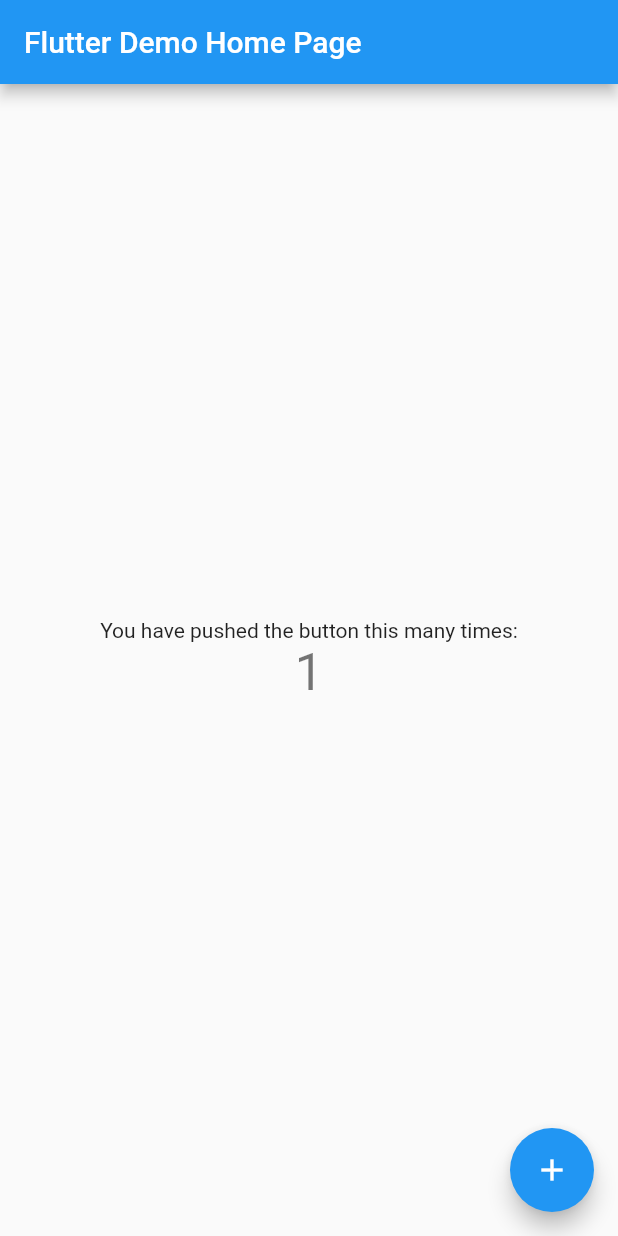
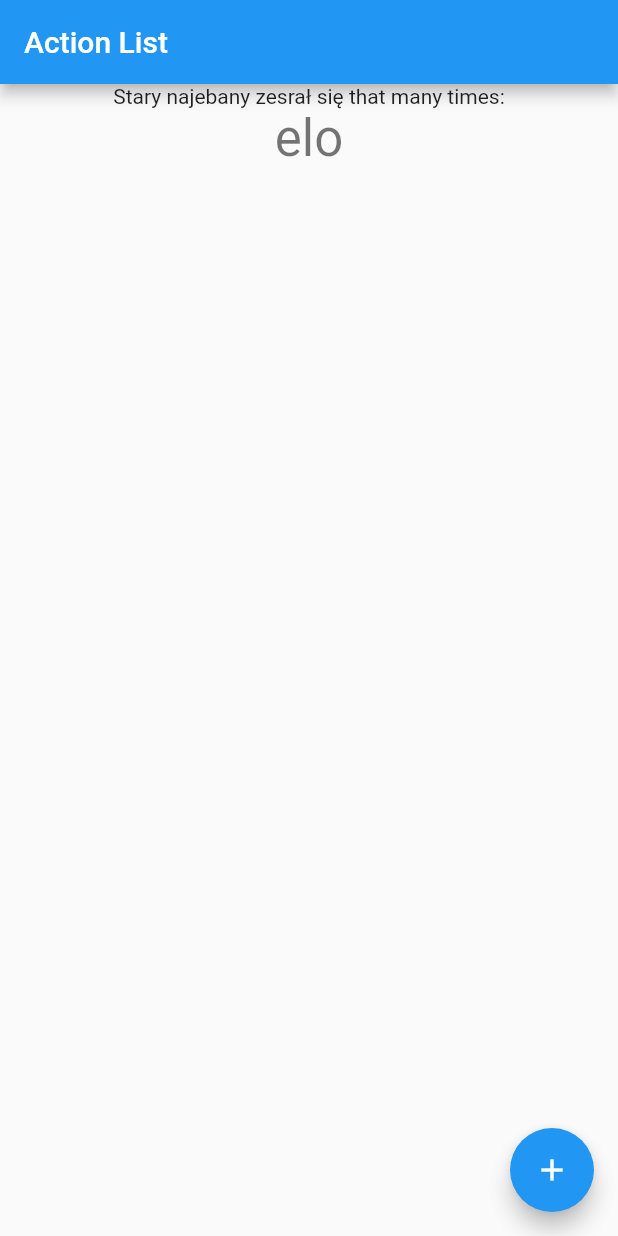
Before and after one commit to filip-wan/rpg_manager_flutter, a Flutter app: the screen it shows after launch, after a tap on the "add" icon, on a phone screen of 412 x 824 dp. Run offline on Flutter 3.47's test engine with Material 2 defaults, Android fonts, the phone set to English and light mode, and no system bars.

Commit message:
🚧 Set up workspace

```diff
--- /dev/null
+++ b/lib/home.dart
@@ -0,0 +1,32 @@
+import 'package:flutter/material.dart';
+import './widgets/action_list.dart';
+
+class HomePage extends StatefulWidget {
+  HomePage({Key key, this.title}) : super(key: key);
+
+  final String title;
+
+  @override
+  _HomePageState createState() => _HomePageState();
+}
+
+class _HomePageState extends State<HomePage> {
+  void _addAction() {
+    setState(() {});
+  }
+
+  @override
+  Widget build(BuildContext context) {
+    return Scaffold(
+      appBar: AppBar(
+        title: Text(widget.title),
+      ),
+      body: Center(child: getActionList(context, [])),
+      floatingActionButton: FloatingActionButton(
+        onPressed: _addAction,
+        tooltip: 'Add actions',
+        child: Icon(Icons.add),
+      ),
+    );
+  }
+}
--- a/lib/main.dart
+++ b/lib/main.dart
@@ -1,117 +1,20 @@
 import 'package:flutter/material.dart';
+import './home.dart';
 
 void main() {
   runApp(MyApp());
 }
 
 class MyApp extends StatelessWidget {
-  // This widget is the root of your application.
   @override
   Widget build(BuildContext context) {
     return MaterialApp(
-      title: 'Flutter Demo',
+      title: 'RPG Manager',
       theme: ThemeData(
-        // This is the theme of your application.
-        //
-        // Try running your application with "flutter run". You'll see the
-        // application has a blue toolbar. Then, without quitting the app, try
-        // changing the primarySwatch below to Colors.green and then invoke
-        // "hot reload" (press "r" in the console where you ran "flutter run",
-        // or simply save your changes to "hot reload" in a Flutter IDE).
-        // Notice that the counter didn't reset back to zero; the application
-        // is not restarted.
         primarySwatch: Colors.blue,
-        // This makes the visual density adapt to the platform that you run
-        // the app on. For desktop platforms, the controls will be smaller and
-        // closer together (more dense) than on mobile platforms.
         visualDensity: VisualDensity.adaptivePlatformDensity,
       ),
-      home: MyHomePage(title: 'Flutter Demo Home Page'),
+      home: HomePage(title: 'Action List'),
     );
   }
 }
-
-class MyHomePage extends StatefulWidget {
-  MyHomePage({Key key, this.title}) : super(key: key);
-
-  // This widget is the home page of your application. It is stateful, meaning
-  // that it has a State object (defined below) that contains fields that affect
-  // how it looks.
-
-  // This class is the configuration for the state. It holds the values (in this
-  // case the title) provided by the parent (in this case the App widget) and
-  // used by the build method of the State. Fields in a Widget subclass are
-  // always marked "final".
-
-  final String title;
-
-  @override
-  _MyHomePageState createState() => _MyHomePageState();
-}
-
-class _MyHomePageState extends State<MyHomePage> {
-  int _counter = 0;
-
-  void _incrementCounter() {
-    setState(() {
-      // This call to setState tells the Flutter framework that something has
-      // changed in this State, which causes it to rerun the build method below
-      // so that the display can reflect the updated values. If we changed
-      // _counter without calling setState(), then the build method would not be
-      // called again, and so nothing would appear to happen.
-      _counter++;
-    });
-  }
-
-  @override
-  Widget build(BuildContext context) {
-    // This method is rerun every time setState is called, for instance as done
-    // by the _incrementCounter method above.
-    //
-    // The Flutter framework has been optimized to make rerunning build methods
-    // fast, so that you can just rebuild anything that needs updating rather
-    // than having to individually change instances of widgets.
-    return Scaffold(
-      appBar: AppBar(
-        // Here we take the value from the MyHomePage object that was created by
-        // the App.build method, and use it to set our appbar title.
-        title: Text(widget.title),
-      ),
-      body: Center(
-        // Center is a layout widget. It takes a single child and positions it
-        // in the middle of the parent.
-        child: Column(
-          // Column is also a layout widget. It takes a list of children and
-          // arranges them vertically. By default, it sizes itself to fit its
-          // children horizontally, and tries to be as tall as its parent.
-          //
-          // Invoke "debug painting" (press "p" in the console, choose the
-          // "Toggle Debug Paint" action from the Flutter Inspector in Android
-          // Studio, or the "Toggle Debug Paint" command in Visual Studio Code)
-          // to see the wireframe for each widget.
-          //
-          // Column has various properties to control how it sizes itself and
-          // how it positions its children. Here we use mainAxisAlignment to
-          // center the children vertically; the main axis here is the vertical
-          // axis because Columns are vertical (the cross axis would be
-          // horizontal).
-          mainAxisAlignment: MainAxisAlignment.center,
-          children: <Widget>[
-            Text(
-              'You have pushed the button this many times:',
-            ),
-            Text(
-              '$_counter',
-              style: Theme.of(context).textTheme.headline4,
-            ),
-          ],
-        ),
-      ),
-      floatingActionButton: FloatingActionButton(
-        onPressed: _incrementCounter,
-        tooltip: 'Increment',
-        child: Icon(Icons.add),
-      ), // This trailing comma makes auto-formatting nicer for build methods.
-    );
-  }
-}
--- /dev/null
+++ b/lib/widgets/action_list.dart
@@ -0,0 +1,14 @@
+import 'package:flutter/material.dart';
+
+Widget getActionList(BuildContext context, List<Widget> items) => Column(
+      mainAxisAlignment: MainAxisAlignment.start,
+      children: <Widget>[
+        Text(
+          'Stary najebany zesrał się that many times:',
+        ),
+        Text(
+          'elo',
+          style: Theme.of(context).textTheme.headline4,
+        ),
+      ],
+    );
```
Also changed, not shown: 1 other file.
